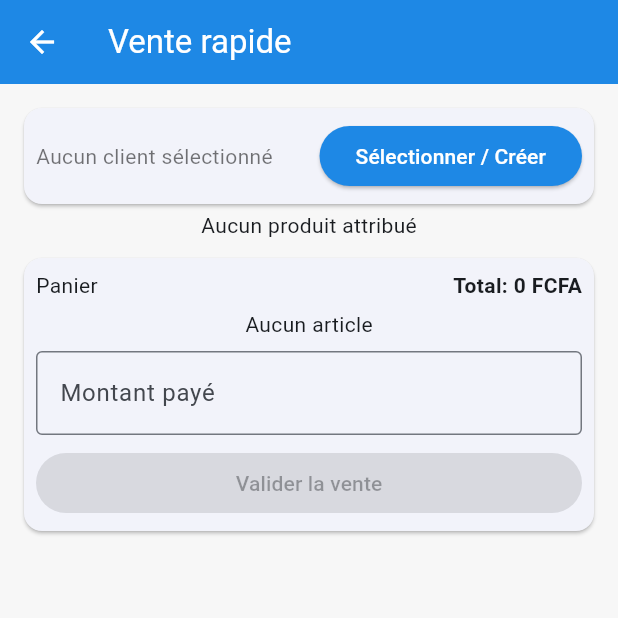
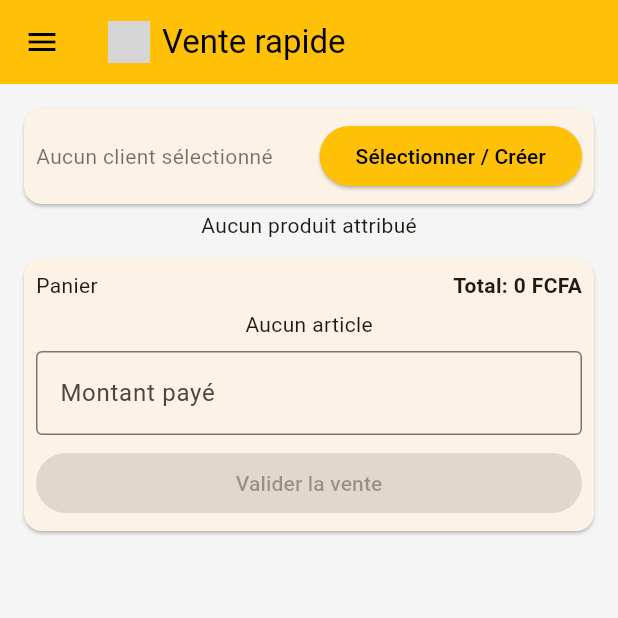
Before and after one commit to pytharchimede/hillemballage_stock, a Flutter app: the SalesQuickScreen screen opened by its route, after a tap on "Sélectionner / Créer", on a phone screen of 412 x 824 dp, the top half of it. Run offline on Flutter 3.47's test engine with Material 3 defaults, Android fonts, the phone set to English and light mode, and no system bars; our stand-ins replace shared_preferences; accounts and stored records are empty; network calls fail; grey boxes are pictures that could not be loaded.

Commit message:
Ajout de la gestion de la déconnexion et de l'écran de splash, amélioration de l'authentification et mise à jour de l'interface utilisateur

```diff
--- a/flutter_livreur/lib/screens/login.dart
+++ b/flutter_livreur/lib/screens/login.dart
@@ -56,7 +56,19 @@ class _LoginScreenState extends State<LoginScreen> {
   Widget build(BuildContext context) {
     return Scaffold(
       appBar: AppBar(
-        title: const Text('Connexion livreur'),
+        title: Row(children: [
+          SizedBox(
+            width: 28,
+            height: 28,
+            child: Image.asset(
+              'assets/images/logo.png',
+              errorBuilder: (c, e, s) => const Icon(Icons.store, size: 22),
+              fit: BoxFit.contain,
+            ),
+          ),
+          const SizedBox(width: 8),
+          const Text('Connexion livreur'),
+        ]),
         actions: [
           IconButton(
             tooltip: 'Réglages API',
@@ -73,6 +85,28 @@ class _LoginScreenState extends State<LoginScreen> {
             child: Column(
               mainAxisSize: MainAxisSize.min,
               children: [
+                const SizedBox(height: 8),
+                SizedBox(
+                  width: 84,
+                  height: 84,
+                  child: Image.asset(
+                    'assets/images/logo.png',
+                    errorBuilder: (c, e, s) => Container(
+                      decoration: BoxDecoration(
+                        color: Theme.of(context)
+                            .colorScheme
+                            .primary
+                            .withValues(alpha: .08),
+                        shape: BoxShape.circle,
+                      ),
+                      child: Icon(Icons.inventory_2,
+                          size: 42,
+                          color: Theme.of(context).colorScheme.primary),
+                    ),
+                    fit: BoxFit.contain,
+                  ),
+                ),
+                const SizedBox(height: 12),
                 TextField(
                   controller: _email,
                   keyboardType: TextInputType.emailAddress,
@@ -87,7 +121,7 @@ class _LoginScreenState extends State<LoginScreen> {
                 const SizedBox(height: 12),
                 if (_error != null)
                   Text(_error!, style: const TextStyle(color: Colors.red)),
-                const SizedBox(height: 12),
+                const SizedBox(height: 8),
                 SizedBox(
                   width: double.infinity,
                   child: ElevatedButton(
--- a/flutter_livreur/lib/screens/sales_quick.dart
+++ b/flutter_livreur/lib/screens/sales_quick.dart
@@ -1,6 +1,7 @@
 import 'package:flutter/material.dart';
 import '../api.dart';
 import 'package:intl/intl.dart';
+import '../widgets/app_scaffold.dart';
 
 class SalesQuickScreen extends StatefulWidget {
   const SalesQuickScreen({super.key});
@@ -16,13 +17,26 @@ class _SalesQuickScreenState extends State<SalesQuickScreen> {
   int paid = 0;
   Map<String, dynamic>? selectedClient;
   int? clientBalance;
+  bool _authChecked = false;
 
   @override
   void didChangeDependencies() {
     super.didChangeDependencies();
     round ??=
         (ModalRoute.of(context)?.settings.arguments as Map<String, dynamic>?);
-    _load();
+    _ensureAuthThenLoad();
+  }
+
+  Future<void> _ensureAuthThenLoad() async {
+    if (_authChecked) return;
+    _authChecked = true;
+    final me = await Api.me();
+    if (me == null) {
+      if (!mounted) return;
+      Navigator.of(context).pushNamedAndRemoveUntil('/login', (r) => false);
+      return;
+    }
+    await _load();
   }
 
   Future<void> _load() async {
@@ -239,10 +253,9 @@ class _SalesQuickScreenState extends State<SalesQuickScreen> {
                     width: double.infinity,
                     child: ElevatedButton(
                       onPressed: () async {
-                        final messenger = ScaffoldMessenger.of(context);
                         final n = nameCtrl.text.trim();
                         if (n.isEmpty) {
-                          messenger.showSnackBar(
+                          ScaffoldMessenger.of(ctx).showSnackBar(
                             const SnackBar(content: Text('Nom requis')),
                           );
                           return;
@@ -269,7 +282,7 @@ class _SalesQuickScreenState extends State<SalesQuickScreen> {
                           }
                         } else {
                           if (!mounted) return;
-                          messenger.showSnackBar(
+                          ScaffoldMessenger.of(ctx).showSnackBar(
                             const SnackBar(
                                 content: Text('Échec création client')),
                           );
@@ -291,8 +304,9 @@ class _SalesQuickScreenState extends State<SalesQuickScreen> {
   @override
   Widget build(BuildContext context) {
     final fmt = NumberFormat.decimalPattern('fr_FR');
-    return Scaffold(
-      appBar: AppBar(title: const Text('Vente rapide')),
+    return AppScaffold(
+      title: 'Vente rapide',
+      currentRoute: '/sales_quick',
       body: Padding(
         padding: const EdgeInsets.all(12),
         child: Column(
--- a/flutter_livreur/lib/theme.dart
+++ b/flutter_livreur/lib/theme.dart
@@ -1,10 +1,10 @@
 import 'package:flutter/material.dart';
 
 class AppTheme {
-  // Couleurs proches de l'app web (à ajuster si besoin)
-  static const Color primary = Color(0xFF1E88E5); // bleu
-  static const Color secondary = Color(0xFF43A047); // vert
-  static const Color background = Color(0xFFF7F7F7);
+  // Charte Hillembalage : Jaune + Gris (mode clair)
+  static const Color primary = Color(0xFFFFC107); // Jaune (Amber 500)
+  static const Color secondary = Color(0xFF616161); // Gris (Grey 700)
+  static const Color background = Color(0xFFF5F5F5); // Gris très clair
 
   static ThemeData theme() {
     final colorScheme = ColorScheme.fromSeed(
@@ -19,7 +19,8 @@ class AppTheme {
       scaffoldBackgroundColor: background,
       appBarTheme: const AppBarTheme(
         backgroundColor: primary,
-        foregroundColor: Colors.white,
+        // Texte/icone foncés pour contraste sur jaune
+        foregroundColor: Colors.black,
       ),
       inputDecorationTheme: const InputDecorationTheme(
         border: OutlineInputBorder(),
@@ -27,7 +28,7 @@ class AppTheme {
       elevatedButtonTheme: ElevatedButtonThemeData(
         style: ElevatedButton.styleFrom(
           backgroundColor: primary,
-          foregroundColor: Colors.white,
+          foregroundColor: Colors.black,
         ),
       ),
     );
--- /dev/null
+++ b/flutter_livreur/lib/widgets/app_scaffold.dart
@@ -0,0 +1,133 @@
+import 'package:flutter/material.dart';
+import '../api.dart';
+
+class AppScaffold extends StatelessWidget {
+  final String title;
+  final Widget body;
+  final String currentRoute;
+  final List<Widget>? actions;
+
+  const AppScaffold({
+    super.key,
+    required this.title,
+    required this.body,
+    required this.currentRoute,
+    this.actions,
+  });
+
+  @override
+  Widget build(BuildContext context) {
+    return Scaffold(
+      appBar: AppBar(
+        title: Row(
+          children: [
+            SizedBox(
+              width: 28,
+              height: 28,
+              child: Image.asset(
+                'assets/images/logo.png',
+                errorBuilder: (c, e, s) => const Icon(Icons.store, size: 22),
+                fit: BoxFit.contain,
+              ),
+            ),
+            const SizedBox(width: 8),
+            Text(title),
+          ],
+        ),
+        actions: actions,
+      ),
+      drawer: _AppDrawer(currentRoute: currentRoute),
+      body: body,
+    );
+  }
+}
+
+class _AppDrawer extends StatelessWidget {
+  final String currentRoute;
+  const _AppDrawer({required this.currentRoute});
+
+  @override
+  Widget build(BuildContext context) {
+    return Drawer(
+      child: SafeArea(
+        child: Column(
+          crossAxisAlignment: CrossAxisAlignment.stretch,
+          children: [
+            DrawerHeader(
+              margin: const EdgeInsets.only(bottom: 0),
+              child: Row(
+                children: [
+                  ClipRRect(
+                    borderRadius: BorderRadius.circular(8),
+                    child: SizedBox(
+                      width: 46,
+                      height: 46,
+                      child: Image.asset(
+                        'assets/images/logo.png',
+                        errorBuilder: (c, e, s) => Container(
+                          color: Colors.white,
+                          alignment: Alignment.center,
+                          child: const Icon(Icons.inventory_2, size: 24),
+                        ),
+                        fit: BoxFit.contain,
+                      ),
+                    ),
+                  ),
+                  const SizedBox(width: 12),
+                  const Expanded(
+                    child: Text(
+                      'Hillembalage',
+                      style: TextStyle(
+                        fontWeight: FontWeight.w700,
+                        fontSize: 16,
+                      ),
+                      overflow: TextOverflow.ellipsis,
+                    ),
+                  ),
+                ],
+              ),
+            ),
+            ListTile(
+              leading: const Icon(Icons.dashboard_outlined),
+              title: const Text('Dashboard'),
+              selected: currentRoute == '/dashboard',
+              onTap: () {
+                if (currentRoute != '/dashboard') {
+                  Navigator.of(context).pushReplacementNamed('/dashboard');
+                } else {
+                  Navigator.pop(context);
+                }
+              },
+            ),
+            ListTile(
+              leading: const Icon(Icons.point_of_sale_outlined),
+              title: const Text('Vente rapide'),
+              selected: currentRoute == '/sales_quick' ||
+                  currentRoute == '/sales_quick_entry',
+              onTap: () {
+                if (currentRoute != '/sales_quick_entry') {
+                  Navigator.of(context)
+                      .pushReplacementNamed('/sales_quick_entry');
+                } else {
+                  Navigator.pop(context);
+                }
+              },
+            ),
+            const Spacer(),
+            const Divider(height: 1),
+            ListTile(
+              leading: const Icon(Icons.logout),
+              title: const Text('Déconnexion'),
+              onTap: () {
+                // Clear token (non bloquant) puis naviguer
+                Api.logout();
+                Navigator.of(context)
+                    .pushNamedAndRemoveUntil('/login', (r) => false);
+              },
+            ),
+          ],
+        ),
+      ),
+    );
+  }
+}
```
Also changed, not shown: flutter_livreur/lib/api.dart (+9 -0 lines), flutter_livreur/lib/main.dart (+6 -2 lines), flutter_livreur/lib/screens/dashboard.dart (+10 -5 lines), flutter_livreur/lib/screens/sales_quick_entry.dart (added, +94 -0 lines), flutter_livreur/lib/screens/splash.dart (added, +52 -0 lines).
